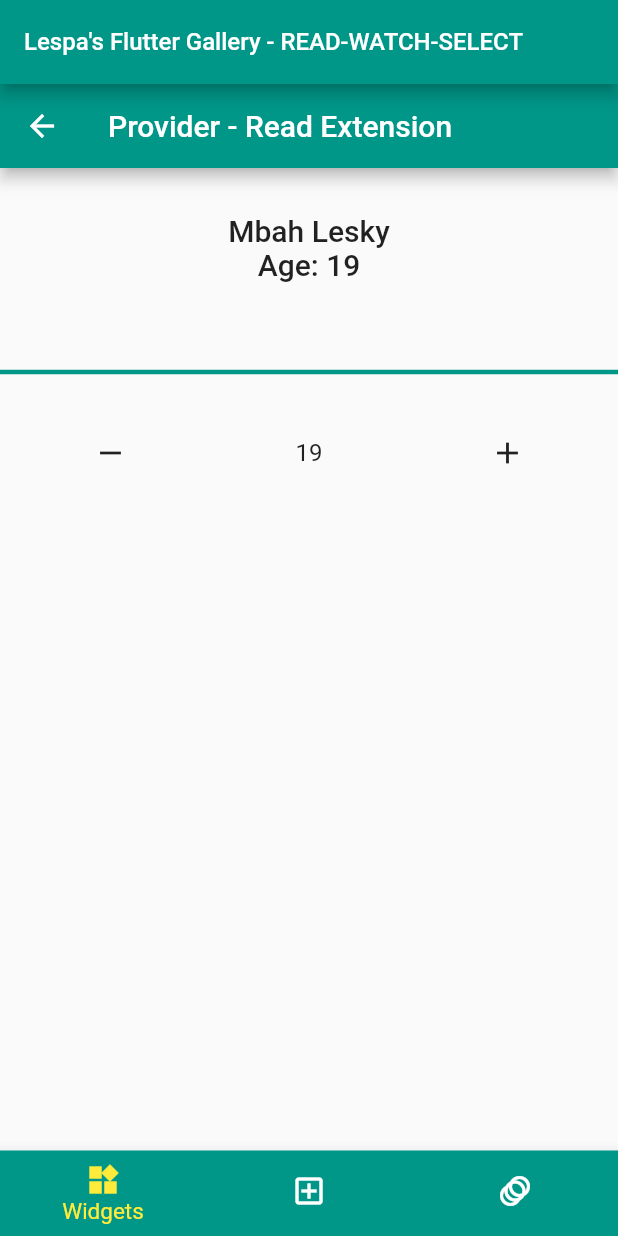
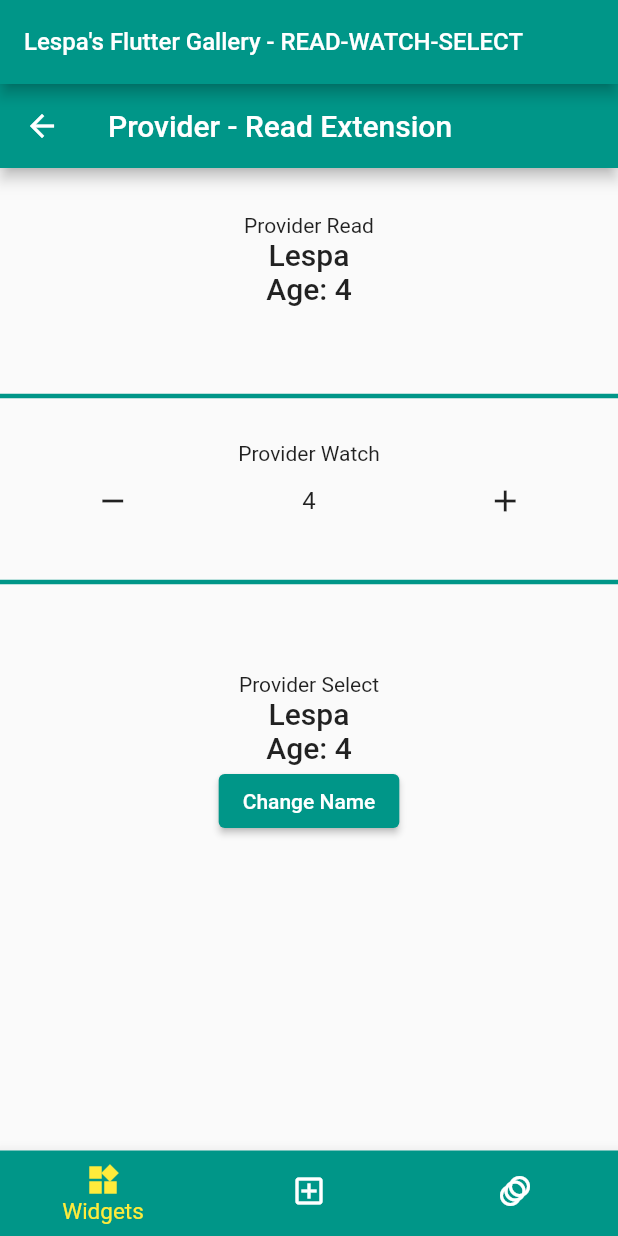
Before and after one commit to MLesky/Lespa-s-Flutter-Gallery, a Flutter app: the ProviderReadWatchAndSelect screen opened by its route, on a phone screen of 412 x 824 dp. Run offline on Flutter 3.47's test engine with Material 2 defaults, Android fonts, the phone set to English and light mode, and no system bars; our stand-ins replace accordion, flutter_bloc, flutter_spinkit, go_router, image_picker, syncfusion_flutter_sliders and 2 more.

Commit message:
Provider select

```diff
--- a/lib/pages/packages/provider_read_watch_select.dart
+++ b/lib/pages/packages/provider_read_watch_select.dart
@@ -1,13 +1,13 @@
+import 'dart:math';
+
 import 'package:flutter/material.dart';
 import 'package:provider/provider.dart';
 
 /// [MyModel] class
 class MyModel with ChangeNotifier{
 
-  int number;
-  final String name;
-
-  MyModel({Key? key, required this.number, required this.name});
+  int number = 4;
+  String name = 'Lespa';
 
   inc(){
     if (number < 20) number++;
@@ -18,6 +18,13 @@ class MyModel with ChangeNotifier{
     if (number > 0 ) number--;
     notifyListeners();
   }
+
+  changeName(){
+    name = _names[Random().nextInt(_names.length)];
+    notifyListeners();
+  }
+
+  final List<String> _names = const <String>['Lespa', 'Elkay', 'Mbah', 'Lesky', 'Kemuel'];
 }
 
 /// [ProviderReadWatchAndSelect] : [Provider] class [StatelessWidget]
@@ -30,12 +37,14 @@ class ProviderReadWatchAndSelect extends StatelessWidget {
     return Scaffold(
       appBar: AppBar(title: const Text('Provider - Read Extension')),
       body: ListenableProvider(
-          create: (context) => MyModel(number: 19, name: 'Mbah Lesky',),
+          create: (context) => MyModel(),
           child: Column(
             children: <Widget>[
               const ProviderRead(),
               Divider(thickness: 3, color: Theme.of(context).primaryColor, height: 60,),
               const ProviderWatch(),
+              Divider(thickness: 3, color: Theme.of(context).primaryColor, height: 60,),
+              const ProviderSelected(),
             ],
           )),
     );
@@ -54,12 +63,13 @@ class ProviderRead extends StatelessWidget {
   Widget build(BuildContext context) {
   //  var myModel = context.read<MyModel>();
      MyModel myModel = Provider.of<MyModel>(context);
-
+     print('Provider Read Widget');
     return Padding(
       padding: const EdgeInsets.all(30.0),
       child: Center(
           child: Column(
             children: [
+              const Text('Provider Read'),
               Text('${myModel.name}\nAge: ${myModel.number}',
                   style: Theme.of(context).textTheme.titleLarge,
                   textAlign: TextAlign.center),
@@ -78,14 +88,47 @@ class ProviderWatch extends StatelessWidget {
   @override
   Widget build(BuildContext context) {
     var model = context.watch<MyModel>();
-    return Row(
-      mainAxisAlignment: MainAxisAlignment.spaceAround,
+    print('Provider Watch Widget');
+    return Column(
       children: [
-        IconButton(onPressed: () => model.dec(), icon: const Icon(Icons.remove)),
-        Text('${model.number}',
-            style: Theme.of(context).textTheme.titleMedium),
-        IconButton(onPressed: () => model.inc(), icon: const Icon(Icons.add)),
+        const Text('Provider Watch'),
+        Row(
+          mainAxisAlignment: MainAxisAlignment.spaceAround,
+          children: [
+            IconButton(onPressed: () => model.dec(), icon: const Icon(Icons.remove)),
+            Text('${model.number}',
+                style: Theme.of(context).textTheme.titleMedium),
+            IconButton(onPressed: () => model.inc(), icon: const Icon(Icons.add)),
+          ],
+        ),
       ],
     );
   }
 }
+
+/// [ProviderSelected] : [StatelessWidget] using [Provider]
+/// [context.Selected] Selects only one property of the Provider Widget
+
+class ProviderSelected extends StatelessWidget {
+  const ProviderSelected({Key? key}) : super(key: key);
+
+  @override
+  Widget build(BuildContext context) {
+    String name = context.select<MyModel, String>((MyModel myModel) => myModel.name);
+    int age = context.select<MyModel, int>((MyModel myModel) => myModel.number);
+    print('Provider Selected Widget');
+    return Padding(
+      padding: const EdgeInsets.all(30.0),
+      child: Center(
+          child: Column(
+            children: [
+              const Text('Provider Select'),
+              Text('$name\nAge: $age',
+                  style: Theme.of(context).textTheme.titleLarge,
+                  textAlign: TextAlign.center),
+              ElevatedButton(onPressed: () => Provider.of<MyModel>(context, listen: false).changeName(), child: const Text('Change Name'),),
+            ],
+          )),
+    );
+  }
+}
```
